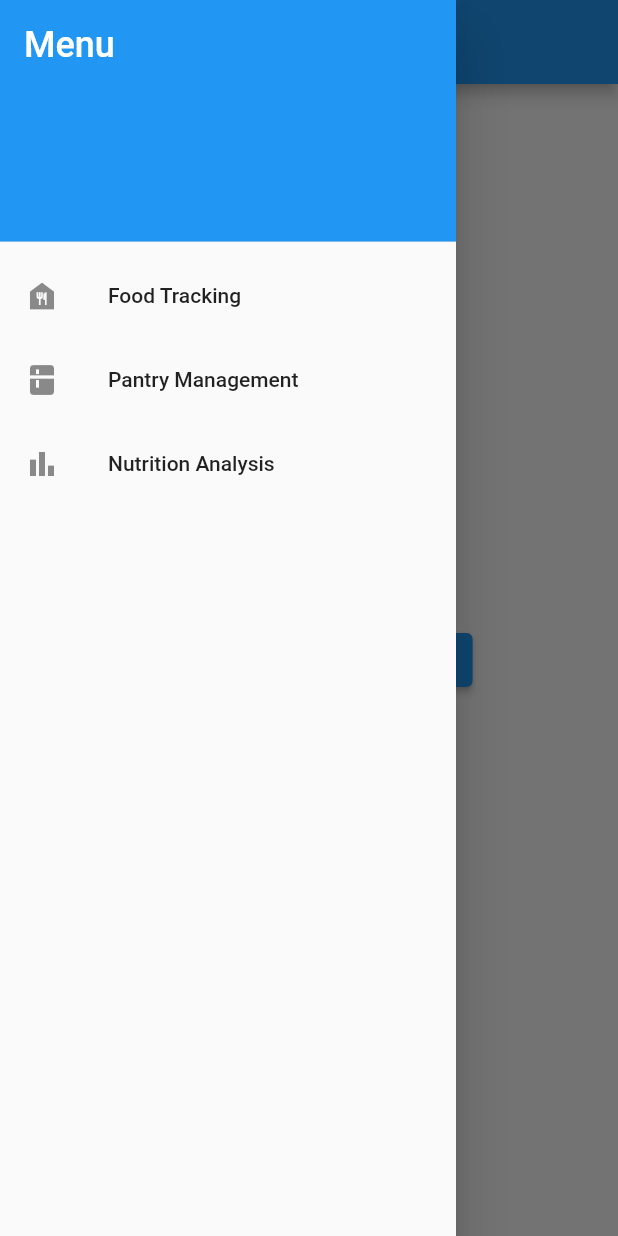
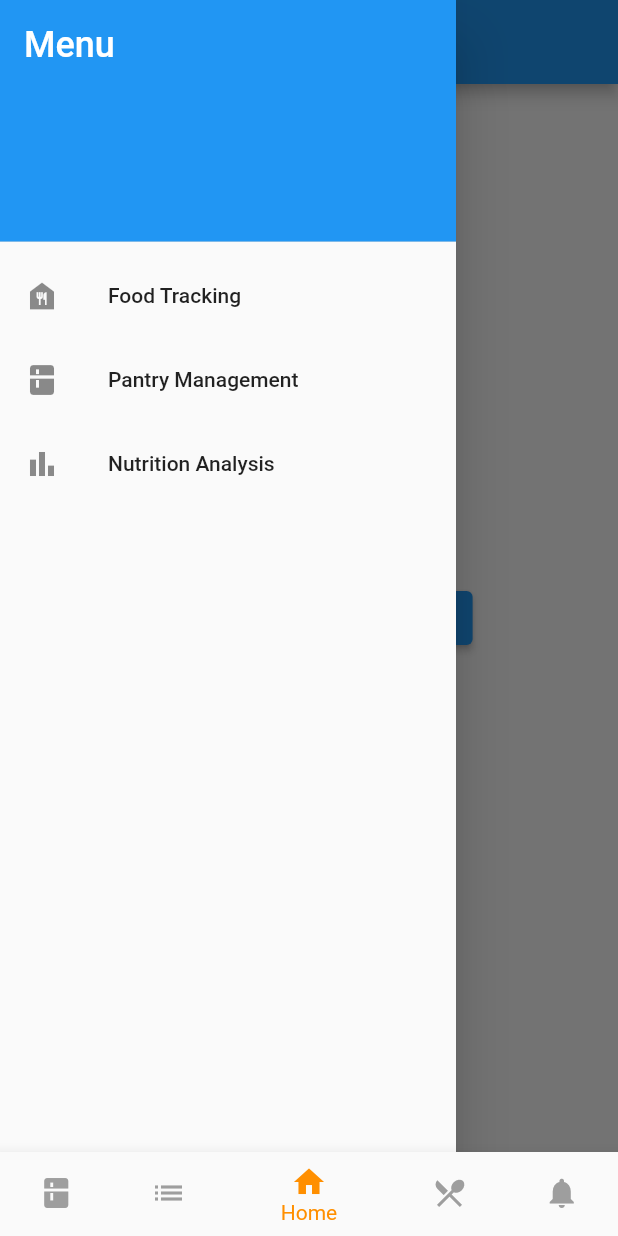
Before and after one commit to Henness0666/PantryPlanner, a Flutter app: the screen it shows after launch, with the side drawer open, on a phone screen of 412 x 824 dp. Run offline on Flutter 3.47's test engine with Material 2 defaults, Android fonts, the phone set to English and light mode, and no system bars; our stand-ins replace sqflite; accounts and stored records are empty.

Commit message:
Added bottom navigation bar and related menus.

```diff
--- a/lib/database.dart
+++ b/lib/database.dart
@@ -1,6 +1,5 @@
 import 'dart:async';
 
-import 'package:flutter/foundation.dart';
 import 'package:flutter/widgets.dart';
 import 'package:path/path.dart';
 import 'package:sqflite/sqflite.dart';
--- a/lib/main.dart
+++ b/lib/main.dart
@@ -1,7 +1,6 @@
 import 'package:flutter/material.dart';
 import 'package:sqflite/sqflite.dart';
 import 'Data Models/food_item.dart';
-import 'database.dart';
 
 void main() {
   // Avoid errors caused by flutter upgrade.
@@ -11,7 +10,30 @@ void main() {
   runApp(MyApp());
 }
 
-class MyApp extends StatelessWidget {
+class MyApp extends StatefulWidget {
+  MyApp({Key? key}) : super(key: key);
+
+  @override
+  _MyAppState createState() => _MyAppState();
+}
+
+class _MyAppState extends State<MyApp> {
+  int _selectedIndex = 2;
+
+  final List<Widget> _widgetOptions = [
+    PantryScreen(), // Pantry Screen
+    ShoppingListScreen(), // Shopping List Screen
+    HomeScreen(), // Home/Dashboard Screen
+    MealPlanningScreen(), // Meal Planning Screen
+    NotificationsScreen(), // Notifications Screen
+  ];
+
+  void _onItemTapped(int index) {
+    setState(() {
+      _selectedIndex = index;
+    });
+  }
+
   @override
   Widget build(BuildContext context) {
     return MaterialApp(
@@ -19,7 +41,116 @@ class MyApp extends StatelessWidget {
       theme: ThemeData(
         primarySwatch: Colors.blue,
       ),
-      home: HomeScreen(),
+      home: Scaffold(
+        body: Center(
+          child: _widgetOptions.elementAt(_selectedIndex),
+        ),
+        bottomNavigationBar: BottomNavigationBar(
+          items: const <BottomNavigationBarItem>[
+            BottomNavigationBarItem(
+              icon: Icon(Icons.kitchen),
+              label: 'Pantry',
+            ),
+            BottomNavigationBarItem(
+              icon: Icon(Icons.list),
+              label: 'Shopping List',
+            ),
+            BottomNavigationBarItem(
+              icon: Icon(Icons.home),
+              label: 'Home',
+            ),
+            BottomNavigationBarItem(
+              icon: Icon(Icons.restaurant_menu),
+              label: 'Meal Plan',
+            ),
+            BottomNavigationBarItem(
+              icon: Icon(Icons.notifications),
+              label: 'Alerts',
+            ),
+          ],
+          currentIndex: _selectedIndex,
+          selectedItemColor: Colors.amber[800],
+          unselectedItemColor:
+              Colors.grey, // Change this color as per your requirement
+          onTap: _onItemTapped,
+        ),
+      ),
+    );
+  }
+}
+
+class PantryScreen extends StatelessWidget {
+  const PantryScreen({Key? key}) : super(key: key);
+
+  @override
+  Widget build(BuildContext context) {
+    return Scaffold(
+      appBar: AppBar(
+        title: const Text('Pantry'),
+      ),
+      body: const Center(
+        child: Text(
+          'This is the Pantry screen. Implement your pantry features here!',
+          style: TextStyle(fontSize: 18),
+        ),
+      ),
+    );
+  }
+}
+
+class ShoppingListScreen extends StatelessWidget {
+  const ShoppingListScreen({Key? key}) : super(key: key);
+
+  @override
+  Widget build(BuildContext context) {
+    return Scaffold(
+      appBar: AppBar(
+        title: const Text('Shopping List'),
+      ),
+      body: const Center(
+        child: Text(
+          'This is the Shopping List screen. Implement your shopping list features here!',
+          style: TextStyle(fontSize: 18),
+        ),
+      ),
+    );
+  }
+}
+
+class MealPlanningScreen extends StatelessWidget {
+  const MealPlanningScreen({Key? key}) : super(key: key);
+
+  @override
+  Widget build(BuildContext context) {
+    return Scaffold(
+      appBar: AppBar(
+        title: const Text('Meal Planning'),
+      ),
+      body: const Center(
+        child: Text(
+          'This is the Meal Planning screen. Implement your meal planning features here!',
+          style: TextStyle(fontSize: 18),
+        ),
+      ),
+    );
+  }
+}
+
+class NotificationsScreen extends StatelessWidget {
+  const NotificationsScreen({Key? key}) : super(key: key);
+
+  @override
+  Widget build(BuildContext context) {
+    return Scaffold(
+      appBar: AppBar(
+        title: const Text('Notifications'),
+      ),
+      body: const Center(
+        child: Text(
+          'This is the Notifications screen. Implement your notifications features here!',
+          style: TextStyle(fontSize: 18),
+        ),
+      ),
     );
   }
 }
@@ -30,19 +161,21 @@ class HomeScreen extends StatelessWidget {
   final int lowStockItems = 10;
   final int expiringSoonItems = 5;
 
+  const HomeScreen({Key? key}) : super(key: key);
+
   get dbHelper => null;
 
   @override
   Widget build(BuildContext context) {
     return Scaffold(
       appBar: AppBar(
-        title: Text('Pantry Planner'),
+        title: const Text('Pantry Planner'),
       ),
       drawer: Drawer(
         child: ListView(
           padding: EdgeInsets.zero,
           children: [
-            DrawerHeader(
+            const DrawerHeader(
               decoration: BoxDecoration(
                 color: Colors.blue,
               ),
@@ -52,42 +185,44 @@ class HomeScreen extends StatelessWidget {
               ),
             ),
             ListTile(
-              leading: Icon(Icons.food_bank),
-              title: Text('Food Tracking'),
+              leading: const Icon(Icons.food_bank),
+              title: const Text('Food Tracking'),
               onTap: () {
                 Navigator.pop(context);
                 Navigator.push(
                   context,
-                  MaterialPageRoute(builder: (context) => FoodTrackingScreen()),
+                  MaterialPageRoute(
+                      builder: (context) => const FoodTrackingScreen()),
                 );
               },
             ),
             ListTile(
-              leading: Icon(Icons.kitchen),
-              title: Text('Pantry Management'),
+              leading: const Icon(Icons.kitchen),
+              title: const Text('Pantry Management'),
               onTap: () {
                 Navigator.pop(context);
                 Navigator.push(
                   context,
-                  MaterialPageRoute(builder: (context) => PantryManagementScreen()),
+                  MaterialPageRoute(
+                      builder: (context) => const PantryManagementScreen()),
                 );
               },
             ),
             ListTile(
-              leading: Icon(Icons.bar_chart),
-              title: Text('Nutrition Analysis'),
+              leading: const Icon(Icons.bar_chart),
+              title: const Text('Nutrition Analysis'),
               onTap: () {
                 Navigator.pop(context);
                 Navigator.push(
                   context,
-                  MaterialPageRoute(builder: (context) => NutritionAnalysisScreen()),
+                  MaterialPageRoute(
+                      builder: (context) => const NutritionAnalysisScreen()),
                 );
               },
             ),
           ],
         ),
       ),
-
       body: Center(
         child: ElevatedButton(
           onPressed: () async {
@@ -95,22 +230,24 @@ class HomeScreen extends StatelessWidget {
             final newFoodItem = FoodItem(
               name: 'Milk',
               quantity: 1,
-              expiryDate: DateTime.now().add(const Duration(days: 7)), id: 0,
+              expiryDate: DateTime.now().add(const Duration(days: 7)),
+              id: 0,
             );
             int insertedId = await dbHelper.insertFoodItem(newFoodItem);
 
             // Example of getting all food items from the database
             List<FoodItem> allFoodItems = await dbHelper.getAllFoodItems();
-            allFoodItems.forEach((foodItem) {
-              print('Food Item: ${foodItem.name}, Expiry Date: ${foodItem.expiryDate}');
-            });
+            for (var foodItem in allFoodItems) {
+              print(
+                  'Food Item: ${foodItem.name}, Expiry Date: ${foodItem.expiryDate}');
+            }
 
             // Example of updating a food item in the database
             final updatedFoodItem = FoodItem(
               id: insertedId,
               name: 'Milk',
               quantity: 2,
-              expiryDate: DateTime.now().add(Duration(days: 14)),
+              expiryDate: DateTime.now().add(const Duration(days: 14)),
             );
             await dbHelper.updateFoodItem(updatedFoodItem);
 
@@ -120,7 +257,7 @@ class HomeScreen extends StatelessWidget {
             // Close the database when it's no longer needed
             dbHelper.closeDatabase();
           },
-          child: Text('Perform Database Operations'),
+          child: const Text('Perform Database Operations'),
         ),
       ),
     );
@@ -129,13 +266,15 @@ class HomeScreen extends StatelessWidget {
 
 // Placeholder screens for Food Tracking, Pantry Management, and Nutrition Analysis
 class FoodTrackingScreen extends StatelessWidget {
+  const FoodTrackingScreen({Key? key}) : super(key: key);
+
   @override
   Widget build(BuildContext context) {
     return Scaffold(
       appBar: AppBar(
-        title: Text('Food Tracking'),
+        title: const Text('Food Tracking'),
       ),
-      body: Center(
+      body: const Center(
         child: Text(
           'This is the Food Tracking screen. Implement your food tracking features here!',
           style: TextStyle(fontSize: 18),
@@ -146,13 +285,15 @@ class FoodTrackingScreen extends StatelessWidget {
 }
 
 class PantryManagementScreen extends StatelessWidget {
+  const PantryManagementScreen({Key? key}) : super(key: key);
+
   @override
   Widget build(BuildContext context) {
     return Scaffold(
       appBar: AppBar(
-        title: Text('Pantry Management'),
+        title: const Text('Pantry Management'),
       ),
-      body: Center(
+      body: const Center(
         child: Text(
           'This is the Pantry Management screen. Implement your pantry management features here!',
           style: TextStyle(fontSize: 18),
@@ -163,13 +304,15 @@ class PantryManagementScreen extends StatelessWidget {
 }
 
 class NutritionAnalysisScreen extends StatelessWidget {
+  const NutritionAnalysisScreen({Key? key}) : super(key: key);
+
   @override
   Widget build(BuildContext context) {
     return Scaffold(
       appBar: AppBar(
-        title: Text('Nutrition Analysis'),
+        title: const Text('Nutrition Analysis'),
       ),
-      body: Center(
+      body: const Center(
         child: Text(
           'This is the Nutrition Analysis screen. Implement your nutrition analysis features here!',
           style: TextStyle(fontSize: 18),
```
